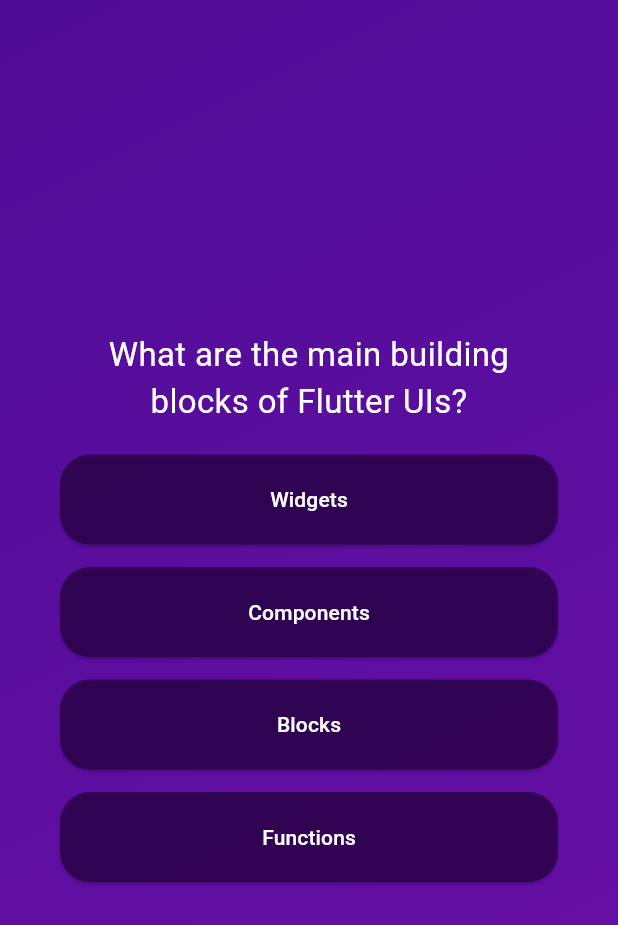
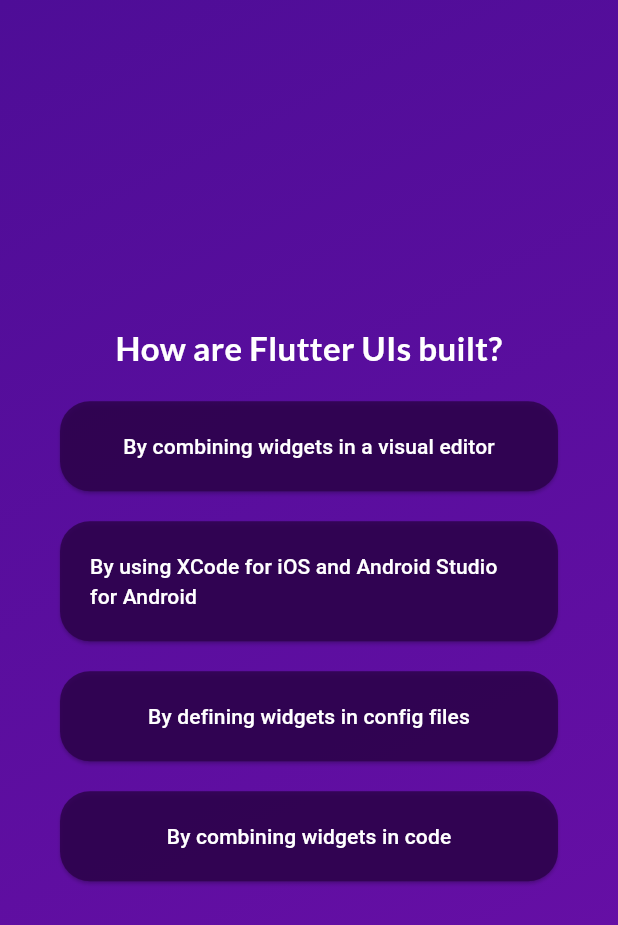
Before and after one commit to Nada-ibrahim12/Flutter_Apps, a Flutter app: the screen it shows after launch, after a tap on "Start Quiz", after a tap on "Components", on a phone screen of 412 x 824 dp. Shown: the top 925 px of the screen. Run offline on Flutter 3.47's test engine with Material 3 defaults, Android fonts, the phone set to English and light mode, and no system bars; our stand-ins replace google_fonts.

Commit message:
quizApp done

```diff
--- a/quiz_app/lib/data/questions.dart
+++ b/quiz_app/lib/data/questions.dart
@@ -1,5 +1,3 @@
-import 'package:quiz_app/models/quiz_questions.dart';
-
 const questions = [
   QuizQuestions(
     'What are the main building blocks of Flutter UIs?',
@@ -56,3 +54,17 @@ const questions = [
     ],
   ),
 ];
+
+class QuizQuestions {
+  const QuizQuestions(this.text, this.answers);
+
+  final String text;
+  final List<String> answers;
+
+  // Shuffles the answers
+  List<String> get shuffledAnswers {
+    final shuffledList = List.of(answers);
+    shuffledList.shuffle();
+    return shuffledList;
+  }
+}
--- a/quiz_app/lib/questions_screen.dart
+++ b/quiz_app/lib/questions_screen.dart
@@ -1,18 +1,35 @@
 import 'package:flutter/material.dart';
 import 'package:quiz_app/data/questions.dart';
 import 'package:quiz_app/styles/btns.dart';
+import 'package:google_fonts/google_fonts.dart';
 
 class QuestionsScreen extends StatefulWidget {
-  const QuestionsScreen({super.key});
+  const QuestionsScreen({
+    super.key,
+    required this.onSelectedAnswer,
+  });
+
+  final void Function(String answer) onSelectedAnswer;
 
   @override
   State<QuestionsScreen> createState() => _QuestionsScreenState();
 }
 
 class _QuestionsScreenState extends State<QuestionsScreen> {
+  var currentQuestionIndex = 0;
+
+  void answerQuestion(String selectedAnswer) {
+    widget.onSelectedAnswer(selectedAnswer);
+    setState(
+      () {
+        currentQuestionIndex++;
+      },
+    );
+  }
+
   @override
   Widget build(context) {
-    final currentQuestion = questions[0];
+    final currentQuestion = questions[currentQuestionIndex];
 
     return SizedBox(
       width: double.infinity,
@@ -23,10 +40,10 @@ class _QuestionsScreenState extends State<QuestionsScreen> {
           children: [
             Text(
               currentQuestion.text,
-              style: const TextStyle(
-                color: Colors.white,
-                fontSize: 22,
-              ),
+              style: GoogleFonts.lato(
+                  color: Colors.white,
+                  fontSize: 22,
+                  fontWeight: FontWeight.bold),
               textAlign: TextAlign.center,
               softWrap: true,
               overflow: TextOverflow.visible,
@@ -35,11 +52,13 @@ class _QuestionsScreenState extends State<QuestionsScreen> {
               height: 20,
             ),
             // display answers using map and spread
-            ...currentQuestion.answers.map(
+            ...currentQuestion.shuffledAnswers.map(
               (answer) {
                 return AnswerButton(
                   answerText: answer,
-                  onTap: () {},
+                  onTap: () {
+                    answerQuestion(answer);
+                  },
                 );
               },
             ),
--- a/quiz_app/lib/quiz.dart
+++ b/quiz_app/lib/quiz.dart
@@ -1,6 +1,8 @@
 import 'package:flutter/material.dart';
+import 'package:quiz_app/data/questions.dart';
 import 'package:quiz_app/questions_screen.dart';
 import 'start_screen.dart';
+import 'package:quiz_app/results_screen.dart';
 
 class Quiz extends StatefulWidget {
   const Quiz({super.key});
@@ -10,29 +12,50 @@ class Quiz extends StatefulWidget {
 }
 
 class _QuizState extends State<Quiz> {
+  List<String> _selectedAnswers = [];
   var activeScreen = 'start-screen';
 
-  // @override
-  // void initState() {
-  //   activeScreen = StartScreen(switchScreen);
-  //   super.initState();
-  // }
+  void switchScreen() {
+    setState(() {
+      activeScreen = 'questions-screen';
+    });
+  }
 
-  void switchScreen() {
-    setState(
-      () {
-        activeScreen = 'questions-screen';
-      },
-    );
+  void chooseAnswer(String answer) {
+    _selectedAnswers.add(answer);
+
+    // Switch to results screen if all questions are answered
+    if (_selectedAnswers.length == questions.length) {
+      setState(() {
+        activeScreen = 'results-screen';
+      });
+    }
+  }
+
+  void restartQuiz() {
+    setState(() {
+      _selectedAnswers = [];
+      activeScreen = 'questions-screen';
+    });
   }
 
   @override
-  Widget build(context) {
-    final screenWidget = activeScreen == 'start-screen'
+  Widget build(BuildContext context) {
+    var screenWidget = activeScreen == 'start-screen'
         ? StartScreen(switchScreen)
-        : const QuestionsScreen();
+        : QuestionsScreen(
+      onSelectedAnswer: chooseAnswer,
+    );
+
+    if (activeScreen == 'results-screen') {
+      screenWidget = ResultsScreen(
+        chosenAnswers: _selectedAnswers,
+        onRestart: restartQuiz,
+      );
+    }
 
     return MaterialApp(
+      debugShowCheckedModeBanner: false,
       home: Scaffold(
         body: Container(
           decoration: const BoxDecoration(
--- a/quiz_app/lib/start_screen.dart
+++ b/quiz_app/lib/start_screen.dart
@@ -1,4 +1,5 @@
 import 'package:flutter/material.dart';
+import 'package:google_fonts/google_fonts.dart';
 
 class StartScreen extends StatelessWidget {
   const StartScreen(this.startQuiz, {super.key});
@@ -21,9 +22,9 @@ class StartScreen extends StatelessWidget {
         ),
         Container(
           padding: const EdgeInsets.symmetric(vertical: 60.0),
-          child: const Text(
-            'Learn Flutter the fun way!',
-            style: TextStyle(
+          child: Text(
+            'Learn Flutter the fun way!', // Removed `const`
+            style: GoogleFonts.lato(
               fontSize: 24,
               color: Colors.white70,
             ),
@@ -36,11 +37,11 @@ class StartScreen extends StatelessWidget {
             foregroundColor: Colors.white70,
           ),
           icon: const Icon(Icons.quiz_outlined),
-          label: const Text(
+          label: Text(
             "Start Quiz",
-            style: TextStyle(
+            style: GoogleFonts.lato(
               color: Colors.white70,
-              fontSize: 20,
+              fontSize: 22,
             ),
           ),
         ),
--- a/quiz_app/lib/styles/btns.dart
+++ b/quiz_app/lib/styles/btns.dart
@@ -34,7 +34,7 @@ class AnswerButton extends StatelessWidget {
             ),
           ),
         ),
-        const SizedBox(height: 15),
+        const SizedBox(height: 20),
       ],
     );
   }
--- a/quiz_app/pubspec.yaml
+++ b/quiz_app/pubspec.yaml
@@ -35,6 +35,7 @@ dependencies:
   # The following adds the Cupertino Icons font to your application.
   # Use with the CupertinoIcons class for iOS style icons.
   cupertino_icons: ^1.0.8
+  google_fonts: ^6.2.1
 
 dev_dependencies:
   flutter_test:
```
Also changed, not shown: quiz_app/lib/questions_summary.dart (added, +84 -0 lines), quiz_app/lib/results_screen.dart (added, +77 -0 lines), quiz_app/pubspec.lock, 1 other file.
